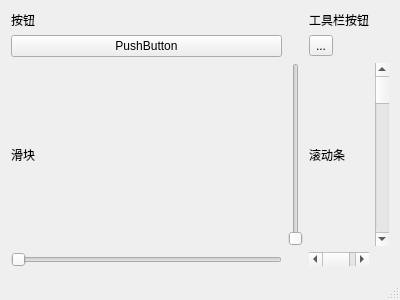
explorer-cs/style-example-qt5, file mainwindow.ui: the form before one commit.
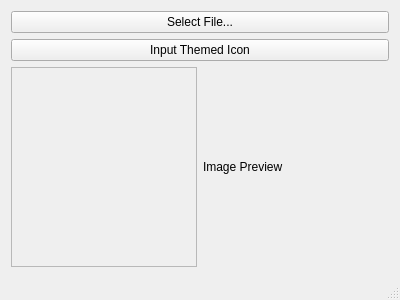
The form after the commit.

What changed in the file:
```diff
--- a/mainwindow.ui
+++ b/mainwindow.ui
@@ -15,73 +15,34 @@
   </property>
   <widget class="QWidget" name="centralWidget">
    <layout class="QGridLayout" name="gridLayout">
-    <item row="6" column="1">
-     <widget class="QSlider" name="verticalSlider">
-      <property name="orientation">
-       <enum>Qt::Vertical</enum>
-      </property>
-     </widget>
-    </item>
-    <item row="2" column="2">
-     <widget class="QLabel" name="label_2">
-      <property name="text">
-       <string>工具栏按钮</string>
-      </property>
-     </widget>
-    </item>
-    <item row="6" column="0">
-     <widget class="QLabel" name="label_3">
-      <property name="text">
-       <string>滑块</string>
-      </property>
-     </widget>
-    </item>
-    <item row="6" column="3">
-     <widget class="QScrollBar" name="verticalScrollBar">
-      <property name="orientation">
-       <enum>Qt::Vertical</enum>
-      </property>
-     </widget>
-    </item>
     <item row="2" column="0">
+     <widget class="QFrame" name="frame">
+      <property name="frameShape">
+       <enum>QFrame::StyledPanel</enum>
+      </property>
+      <property name="frameShadow">
+       <enum>QFrame::Raised</enum>
+      </property>
+     </widget>
+    </item>
+    <item row="2" column="1">
      <widget class="QLabel" name="label">
       <property name="text">
-       <string>按钮</string>
+       <string>Image Preview</string>
       </property>
      </widget>
     </item>
-    <item row="6" column="2">
-     <widget class="QLabel" name="label_4">
+    <item row="1" column="0" colspan="2">
+     <widget class="QPushButton" name="pushButton_2">
       <property name="text">
-       <string>滚动条</string>
+       <string>Input Themed Icon</string>
       </property>
      </widget>
     </item>
-    <item row="7" column="2">
-     <widget class="QScrollBar" name="horizontalScrollBar">
-      <property name="orientation">
-       <enum>Qt::Horizontal</enum>
-      </property>
-     </widget>
-    </item>
-    <item row="7" column="0">
-     <widget class="QSlider" name="horizontalSlider">
-      <property name="orientation">
-       <enum>Qt::Horizontal</enum>
-      </property>
-     </widget>
-    </item>
-    <item row="3" column="0">
+    <item row="0" column="0" colspan="2">
      <widget class="QPushButton" name="pushButton">
       <property name="text">
-       <string>PushButton</string>
-      </property>
-     </widget>
-    </item>
-    <item row="3" column="2">
-     <widget class="QToolButton" name="toolButton">
-      <property name="text">
-       <string>...</string>
+       <string>Select File...</string>
       </property>
      </widget>
     </item>
```
